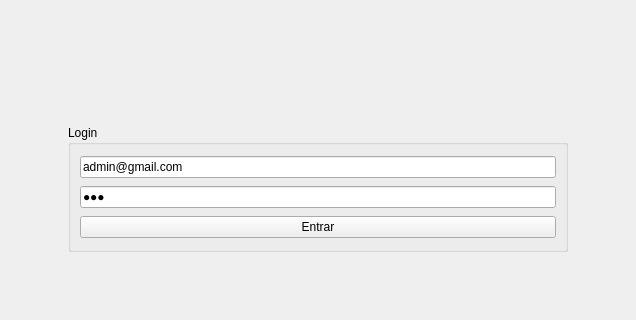
This is src/app/views/login.ui in guilhermeomt/rexpress as Qt 5 draws it before an edit; both pictures show x 103 to 739 and y 182 to 502 of the 842 by 502 pixel window. The edited form follows.
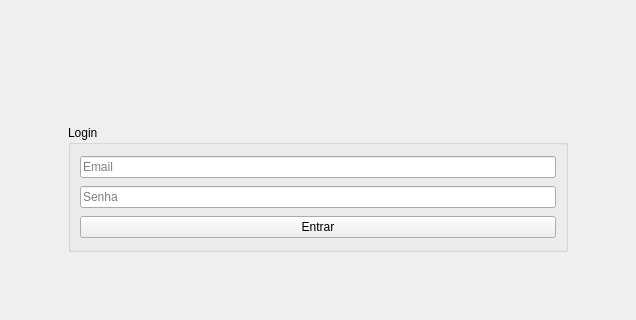
This is the edited form. Icons and pictures are not drawn.

```diff
--- a/src/app/views/login.ui
+++ b/src/app/views/login.ui
@@ -81,7 +81,7 @@
           <item row="0" column="0">
            <widget class="QLineEdit" name="leEmail">
             <property name="text">
-             <string>admin@gmail.com</string>
+             <string/>
             </property>
             <property name="placeholderText">
              <string>Email</string>
@@ -102,7 +102,7 @@
           <item row="1" column="0">
            <widget class="QLineEdit" name="lePassword">
             <property name="text">
-             <string>123</string>
+             <string/>
             </property>
             <property name="echoMode">
              <enum>QLineEdit::Password</enum>
```
